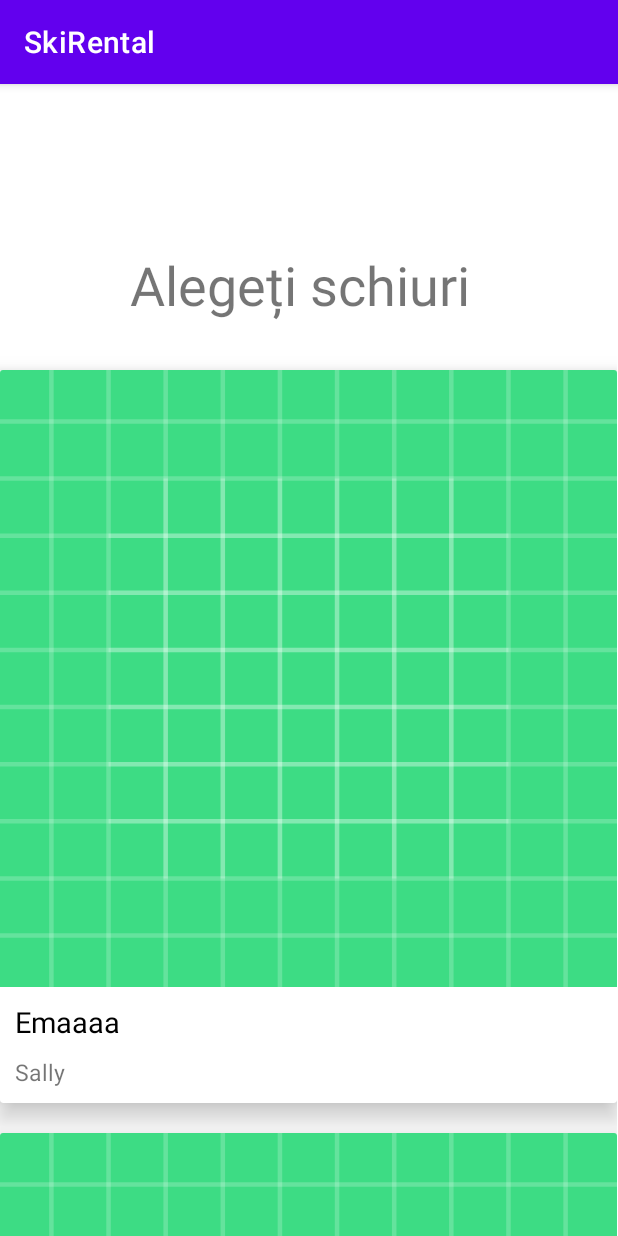
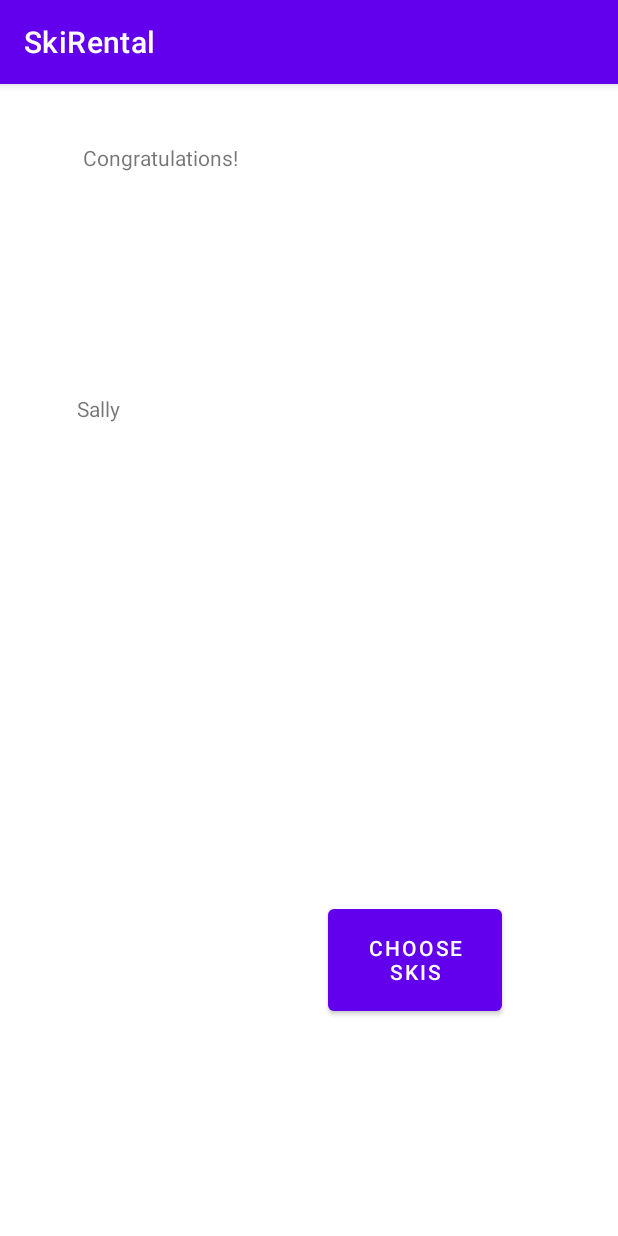
Before and after one commit to RiceanVlad/SkiRental, an Android app: the SkiuriActivity screen opened directly, with no data from a screen before it, after a tap on "Congratulations!", on a phone screen of 412 x 824 dp. Run offline under Robolectric (Android 15) with nearby library versions, the phone set to English and light mode, and no system bars; pictures from the network do not load.

Commit message:
another update

```diff
--- a/app/src/main/AndroidManifest.xml
+++ b/app/src/main/AndroidManifest.xml
@@ -2,7 +2,7 @@
 <manifest xmlns:android="http://schemas.android.com/apk/res/android"
     package="com.example.skirental">
 
-    <uses-permission android:name="android.permission.INTERNET"/>
+    <uses-permission android:name="android.permission.INTERNET" />
 
     <application
         android:allowBackup="true"
@@ -11,7 +11,8 @@
         android:roundIcon="@mipmap/ic_launcher_round"
         android:supportsRtl="true"
         android:theme="@style/Theme.SkiRental">
-        <activity android:name=".SkiuriActivity"></activity>
+        <activity android:name=".InfoSkiuriActivity"></activity>
+        <activity android:name=".SkiuriActivity" />
         <activity android:name=".FirstActivity" />
         <activity android:name=".CreateAccount" />
         <activity android:name=".MainActivity">
--- /dev/null
+++ b/app/src/main/java/com/example/skirental/InfoSkiuriActivity.kt
@@ -0,0 +1,19 @@
+package com.example.skirental
+
+import android.os.Bundle
+import androidx.appcompat.app.AppCompatActivity
+import com.example.skirental.databinding.ActivityInfoSkiuriBinding
+
+class InfoSkiuriActivity : AppCompatActivity() {
+
+    private lateinit var binding: ActivityInfoSkiuriBinding
+
+    override fun onCreate(savedInstanceState: Bundle?) {
+        super.onCreate(savedInstanceState)
+        binding = ActivityInfoSkiuriBinding.inflate(layoutInflater)
+        setContentView(binding.root)
+
+        binding.textViewSkiAlese.setText(intent.getStringExtra("titlu"))
+        binding.textViewUsername.setText(intent.getStringExtra("username"))
+    }
+}
--- a/app/src/main/java/com/example/skirental/SkiuriActivity.kt
+++ b/app/src/main/java/com/example/skirental/SkiuriActivity.kt
@@ -1,5 +1,6 @@
 package com.example.skirental
 
+import android.content.Intent
 import android.os.Bundle
 import android.widget.Toast
 import androidx.appcompat.app.AppCompatActivity
@@ -38,8 +39,9 @@ class SkiuriActivity : AppCompatActivity(), SkiuriRecyclerAdapter.OnItemClickLis
         Toast.makeText(this, "Item $position clicked!", Toast.LENGTH_SHORT).show()
         val clickedItem: PerecheSki = listaSkiuri[position]
         skiuriAdapter.notifyItemChanged(position)
-        clickedItem.title = "Emaaaa"
-//        val intent = Intent(this, FirstActivity::class.java)
-//        startActivity(intent)
+        val intent = Intent(this, InfoSkiuriActivity::class.java)
+        intent.putExtra("titlu",clickedItem.title)
+        intent.putExtra("username",clickedItem.username)
+        startActivity(intent)
     }
 }
--- /dev/null
+++ b/app/src/main/res/layout/activity_info_skiuri.xml
@@ -0,0 +1,43 @@
+<?xml version="1.0" encoding="utf-8"?>
+<androidx.constraintlayout.widget.ConstraintLayout xmlns:android="http://schemas.android.com/apk/res/android"
+    xmlns:app="http://schemas.android.com/apk/res-auto"
+    xmlns:tools="http://schemas.android.com/tools"
+    android:layout_width="match_parent"
+    android:layout_height="match_parent"
+    tools:context=".InfoSkiuriActivity">
+
+    <TextView
+        android:id="@+id/textViewSkiAlese"
+        android:layout_width="0dp"
+        android:layout_height="123dp"
+        android:layout_marginStart="55dp"
+        android:layout_marginTop="39dp"
+        android:layout_marginEnd="55dp"
+        app:layout_constraintEnd_toEndOf="parent"
+        app:layout_constraintStart_toStartOf="parent"
+        app:layout_constraintTop_toTopOf="parent" />
+
+    <TextView
+        android:id="@+id/textViewUsername"
+        android:layout_width="308dp"
+        android:layout_height="50dp"
+        android:layout_marginTop="44dp"
+        app:layout_constraintEnd_toEndOf="@+id/textViewSkiAlese"
+        app:layout_constraintHorizontal_bias="0.666"
+        app:layout_constraintStart_toStartOf="@+id/textViewSkiAlese"
+        app:layout_constraintTop_toBottomOf="@+id/textViewSkiAlese" />
+
+    <Button
+        android:id="@+id/buttonAlegeSkiuri"
+        android:layout_width="116dp"
+        android:layout_height="80dp"
+        android:layout_marginStart="218dp"
+        android:layout_marginEnd="77dp"
+        android:layout_marginBottom="144dp"
+        android:text="Choose skis"
+        app:layout_constraintBottom_toBottomOf="parent"
+        app:layout_constraintEnd_toEndOf="parent"
+        app:layout_constraintHorizontal_bias="1.0"
+        app:layout_constraintStart_toStartOf="parent" />
+
+</androidx.constraintlayout.widget.ConstraintLayout>
```
